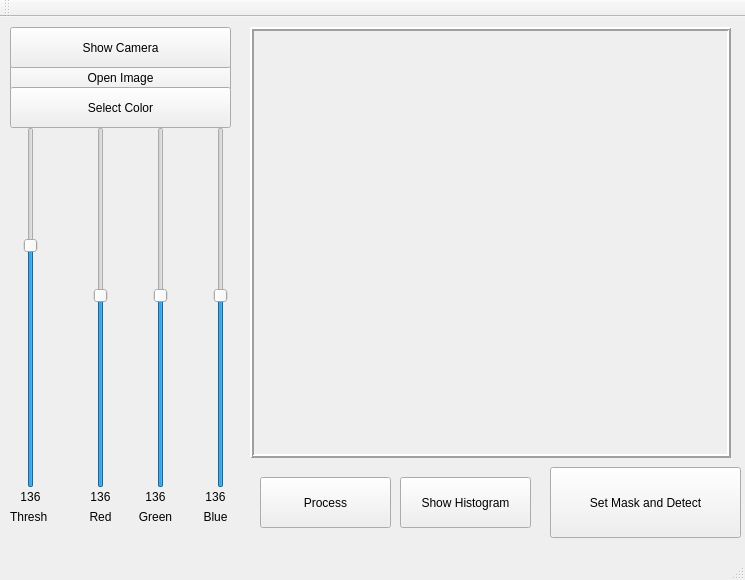
Above: maskselection.ui from liuyc09/GestureRecog before the change. Below: the same form after it.
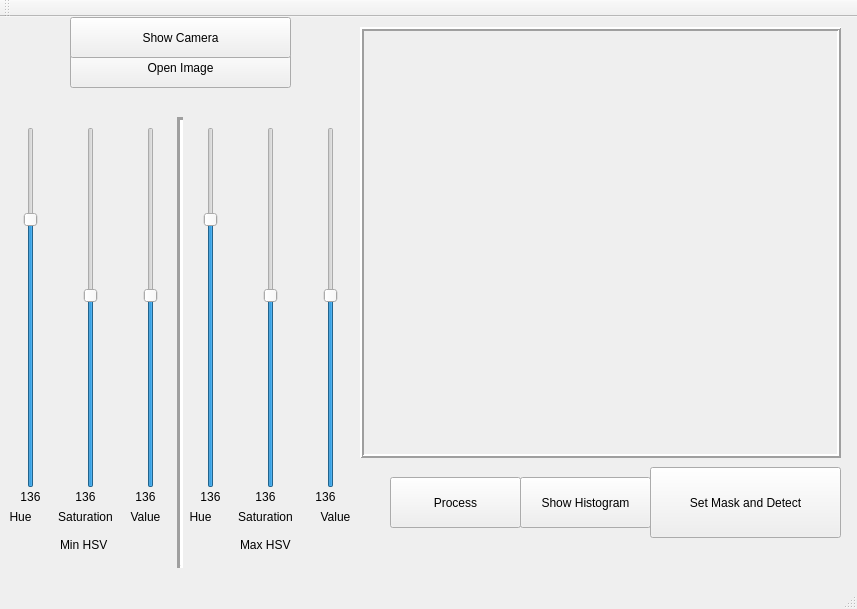
That is the form after the change.

Commit message: hsv sliders work

The edit to the form file:
```diff
--- a/maskselection.ui
+++ b/maskselection.ui
@@ -6,8 +6,8 @@
    <rect>
     <x>0</x>
     <y>0</y>
-    <width>745</width>
-    <height>580</height>
+    <width>857</width>
+    <height>609</height>
    </rect>
   </property>
   <property name="Mask Selection" stdset="0">
@@ -17,8 +17,8 @@
    <widget class="QPushButton" name="pushButton_OpenImage">
     <property name="geometry">
      <rect>
-      <x>10</x>
-      <y>40</y>
+      <x>70</x>
+      <y>30</y>
       <width>221</width>
       <height>41</height>
      </rect>
@@ -30,7 +30,7 @@
    <widget class="QPushButton" name="pushButton_Process">
     <property name="geometry">
      <rect>
-      <x>260</x>
+      <x>390</x>
       <y>460</y>
       <width>131</width>
       <height>51</height>
@@ -43,7 +43,7 @@
    <widget class="QLabel" name="label">
     <property name="geometry">
      <rect>
-      <x>250</x>
+      <x>360</x>
       <y>10</y>
       <width>481</width>
       <height>431</height>
@@ -62,69 +62,24 @@
      <string/>
     </property>
    </widget>
-   <widget class="QSlider" name="verticalSlider_Threshold">
+   <widget class="QLabel" name="label_Color4">
     <property name="geometry">
      <rect>
-      <x>20</x>
-      <y>110</y>
-      <width>21</width>
-      <height>361</height>
-     </rect>
-    </property>
-    <property name="maximum">
-     <number>200</number>
-    </property>
-    <property name="value">
-     <number>136</number>
-    </property>
-    <property name="orientation">
-     <enum>Qt::Vertical</enum>
-    </property>
-   </widget>
-   <widget class="QPushButton" name="pushButton_Color">
-    <property name="geometry">
-     <rect>
-      <x>10</x>
-      <y>70</y>
-      <width>221</width>
-      <height>41</height>
-     </rect>
-    </property>
-    <property name="text">
-     <string>Select Color</string>
-    </property>
-   </widget>
-   <widget class="QLabel" name="label_Color1">
-    <property name="geometry">
-     <rect>
-      <x>80</x>
+      <x>180</x>
       <y>490</y>
       <width>41</width>
       <height>21</height>
      </rect>
     </property>
     <property name="text">
-     <string>&lt;html&gt;&lt;head/&gt;&lt;body&gt;&lt;p align=&quot;center&quot;&gt;Red&lt;/p&gt;&lt;/body&gt;&lt;/html&gt;</string>
-    </property>
-   </widget>
-   <widget class="QLabel" name="label_Threshold">
-    <property name="geometry">
-     <rect>
-      <x>10</x>
-      <y>470</y>
-      <width>41</width>
-      <height>21</height>
-     </rect>
-    </property>
-    <property name="text">
-     <string>&lt;html&gt;&lt;head/&gt;&lt;body&gt;&lt;p align=&quot;center&quot;&gt;136&lt;/p&gt;&lt;/body&gt;&lt;/html&gt;</string>
+     <string>&lt;html&gt;&lt;head/&gt;&lt;body&gt;&lt;p align=&quot;center&quot;&gt;Hue&lt;/p&gt;&lt;/body&gt;&lt;/html&gt;</string>
     </property>
    </widget>
    <widget class="QPushButton" name="pushButton_Camera">
     <property name="geometry">
      <rect>
-      <x>10</x>
-      <y>10</y>
+      <x>70</x>
+      <y>0</y>
       <width>221</width>
       <height>41</height>
      </rect>
@@ -136,7 +91,7 @@
    <widget class="QPushButton" name="pushButton_Histogram">
     <property name="geometry">
      <rect>
-      <x>400</x>
+      <x>520</x>
       <y>460</y>
       <width>131</width>
       <height>51</height>
@@ -146,30 +101,17 @@
      <string>Show Histogram</string>
     </property>
    </widget>
-   <widget class="QLabel" name="label_Threshold2">
+   <widget class="QSlider" name="verticalSlider_MaxHue">
     <property name="geometry">
      <rect>
-      <x>10</x>
-      <y>490</y>
-      <width>51</width>
-      <height>21</height>
-     </rect>
-    </property>
-    <property name="text">
-     <string>&lt;html&gt;&lt;head/&gt;&lt;body&gt;&lt;p&gt;Thresh&lt;/p&gt;&lt;/body&gt;&lt;/html&gt;</string>
-    </property>
-   </widget>
-   <widget class="QSlider" name="verticalSlider_Color1">
-    <property name="geometry">
-     <rect>
-      <x>90</x>
+      <x>200</x>
       <y>110</y>
       <width>21</width>
       <height>361</height>
      </rect>
     </property>
     <property name="maximum">
-     <number>255</number>
+     <number>180</number>
     </property>
     <property name="value">
      <number>136</number>
@@ -181,7 +123,7 @@
    <widget class="QSlider" name="verticalSlider_Color2">
     <property name="geometry">
      <rect>
-      <x>150</x>
+      <x>260</x>
       <y>110</y>
       <width>21</width>
       <height>361</height>
@@ -200,7 +142,7 @@
    <widget class="QSlider" name="verticalSlider_Color3">
     <property name="geometry">
      <rect>
-      <x>210</x>
+      <x>320</x>
       <y>110</y>
       <width>21</width>
       <height>361</height>
@@ -216,36 +158,36 @@
      <enum>Qt::Vertical</enum>
     </property>
    </widget>
-   <widget class="QLabel" name="label_Color2">
+   <widget class="QLabel" name="label_Color5">
     <property name="geometry">
      <rect>
-      <x>130</x>
+      <x>230</x>
       <y>490</y>
+      <width>71</width>
+      <height>21</height>
+     </rect>
+    </property>
+    <property name="text">
+     <string>&lt;html&gt;&lt;head/&gt;&lt;body&gt;&lt;p align=&quot;center&quot;&gt;Saturation&lt;/p&gt;&lt;/body&gt;&lt;/html&gt;</string>
+    </property>
+   </widget>
+   <widget class="QLabel" name="label_Color6">
+    <property name="geometry">
+     <rect>
+      <x>310</x>
+      <y>490</y>
       <width>51</width>
       <height>21</height>
      </rect>
     </property>
     <property name="text">
-     <string>&lt;html&gt;&lt;head/&gt;&lt;body&gt;&lt;p align=&quot;center&quot;&gt;Green&lt;/p&gt;&lt;/body&gt;&lt;/html&gt;</string>
+     <string>&lt;html&gt;&lt;head/&gt;&lt;body&gt;&lt;p align=&quot;center&quot;&gt;Value&lt;/p&gt;&lt;/body&gt;&lt;/html&gt;</string>
     </property>
    </widget>
-   <widget class="QLabel" name="label_Color3">
+   <widget class="QLabel" name="label_MaxHue">
     <property name="geometry">
      <rect>
       <x>190</x>
-      <y>490</y>
-      <width>51</width>
-      <height>21</height>
-     </rect>
-    </property>
-    <property name="text">
-     <string>&lt;html&gt;&lt;head/&gt;&lt;body&gt;&lt;p align=&quot;center&quot;&gt;Blue&lt;/p&gt;&lt;/body&gt;&lt;/html&gt;</string>
-    </property>
-   </widget>
-   <widget class="QLabel" name="label_Color1_2">
-    <property name="geometry">
-     <rect>
-      <x>80</x>
       <y>470</y>
       <width>41</width>
       <height>21</height>
@@ -258,7 +200,7 @@
    <widget class="QLabel" name="label_Color2_2">
     <property name="geometry">
      <rect>
-      <x>130</x>
+      <x>240</x>
       <y>470</y>
       <width>51</width>
       <height>21</height>
@@ -271,7 +213,7 @@
    <widget class="QLabel" name="label_Color3_2">
     <property name="geometry">
      <rect>
-      <x>190</x>
+      <x>300</x>
       <y>470</y>
       <width>51</width>
       <height>21</height>
@@ -284,7 +226,7 @@
    <widget class="QPushButton" name="pushButton_SetMask">
     <property name="geometry">
      <rect>
-      <x>550</x>
+      <x>650</x>
       <y>450</y>
       <width>191</width>
       <height>71</height>
@@ -294,6 +236,183 @@
      <string>Set Mask and Detect</string>
     </property>
    </widget>
+   <widget class="QLabel" name="label_Max">
+    <property name="geometry">
+     <rect>
+      <x>240</x>
+      <y>520</y>
+      <width>62</width>
+      <height>16</height>
+     </rect>
+    </property>
+    <property name="text">
+     <string>Max HSV</string>
+    </property>
+   </widget>
+   <widget class="QLabel" name="label_Min">
+    <property name="geometry">
+     <rect>
+      <x>60</x>
+      <y>520</y>
+      <width>62</width>
+      <height>16</height>
+     </rect>
+    </property>
+    <property name="text">
+     <string>Min HSV</string>
+    </property>
+   </widget>
+   <widget class="QSlider" name="verticalSlider_MinHue">
+    <property name="geometry">
+     <rect>
+      <x>20</x>
+      <y>110</y>
+      <width>21</width>
+      <height>361</height>
+     </rect>
+    </property>
+    <property name="maximum">
+     <number>180</number>
+    </property>
+    <property name="value">
+     <number>136</number>
+    </property>
+    <property name="orientation">
+     <enum>Qt::Vertical</enum>
+    </property>
+   </widget>
+   <widget class="QSlider" name="verticalSlider_MinSat">
+    <property name="geometry">
+     <rect>
+      <x>80</x>
+      <y>110</y>
+      <width>21</width>
+      <height>361</height>
+     </rect>
+    </property>
+    <property name="maximum">
+     <number>255</number>
+    </property>
+    <property name="value">
+     <number>136</number>
+    </property>
+    <property name="orientation">
+     <enum>Qt::Vertical</enum>
+    </property>
+   </widget>
+   <widget class="QLabel" name="label_Color2">
+    <property name="geometry">
+     <rect>
+      <x>50</x>
+      <y>490</y>
+      <width>71</width>
+      <height>21</height>
+     </rect>
+    </property>
+    <property name="text">
+     <string>&lt;html&gt;&lt;head/&gt;&lt;body&gt;&lt;p align=&quot;center&quot;&gt;Saturation&lt;/p&gt;&lt;/body&gt;&lt;/html&gt;</string>
+    </property>
+   </widget>
+   <widget class="QLabel" name="label_Color3">
+    <property name="geometry">
+     <rect>
+      <x>120</x>
+      <y>490</y>
+      <width>51</width>
+      <height>21</height>
+     </rect>
+    </property>
+    <property name="text">
+     <string>&lt;html&gt;&lt;head/&gt;&lt;body&gt;&lt;p align=&quot;center&quot;&gt;Value&lt;/p&gt;&lt;/body&gt;&lt;/html&gt;</string>
+    </property>
+   </widget>
+   <widget class="QLabel" name="label_MinSat">
+    <property name="geometry">
+     <rect>
+      <x>60</x>
+      <y>470</y>
+      <width>51</width>
+      <height>21</height>
+     </rect>
+    </property>
+    <property name="text">
+     <string>&lt;html&gt;&lt;head/&gt;&lt;body&gt;&lt;p align=&quot;center&quot;&gt;136&lt;/p&gt;&lt;/body&gt;&lt;/html&gt;</string>
+    </property>
+   </widget>
+   <widget class="QLabel" name="label_MinHue">
+    <property name="geometry">
+     <rect>
+      <x>10</x>
+      <y>470</y>
+      <width>41</width>
+      <height>21</height>
+     </rect>
+    </property>
+    <property name="text">
+     <string>&lt;html&gt;&lt;head/&gt;&lt;body&gt;&lt;p align=&quot;center&quot;&gt;136&lt;/p&gt;&lt;/body&gt;&lt;/html&gt;</string>
+    </property>
+   </widget>
+   <widget class="QLabel" name="label_MinValue">
+    <property name="geometry">
+     <rect>
+      <x>120</x>
+      <y>470</y>
+      <width>51</width>
+      <height>21</height>
+     </rect>
+    </property>
+    <property name="text">
+     <string>&lt;html&gt;&lt;head/&gt;&lt;body&gt;&lt;p align=&quot;center&quot;&gt;136&lt;/p&gt;&lt;/body&gt;&lt;/html&gt;</string>
+    </property>
+   </widget>
+   <widget class="QLabel" name="label_Color1">
+    <property name="geometry">
+     <rect>
+      <x>0</x>
+      <y>490</y>
+      <width>41</width>
+      <height>21</height>
+     </rect>
+    </property>
+    <property name="text">
+     <string>&lt;html&gt;&lt;head/&gt;&lt;body&gt;&lt;p align=&quot;center&quot;&gt;Hue&lt;/p&gt;&lt;/body&gt;&lt;/html&gt;</string>
+    </property>
+   </widget>
+   <widget class="QSlider" name="verticalSlider_MinValue">
+    <property name="geometry">
+     <rect>
+      <x>140</x>
+      <y>110</y>
+      <width>21</width>
+      <height>361</height>
+     </rect>
+    </property>
+    <property name="maximum">
+     <number>255</number>
+    </property>
+    <property name="value">
+     <number>136</number>
+    </property>
+    <property name="orientation">
+     <enum>Qt::Vertical</enum>
+    </property>
+   </widget>
+   <widget class="Line" name="line">
+    <property name="geometry">
+     <rect>
+      <x>170</x>
+      <y>100</y>
+      <width>20</width>
+      <height>451</height>
+     </rect>
+    </property>
+    <property name="lineWidth">
+     <number>3</number>
+    </property>
+    <property name="orientation">
+     <enum>Qt::Vertical</enum>
+    </property>
+   </widget>
   </widget>
   <widget class="QMenuBar" name="menuBar">
    <property name="geometry">
```
Left out of the diff: 10 changed lines with no effect on the pictures. The commit also changes 5 other files.
